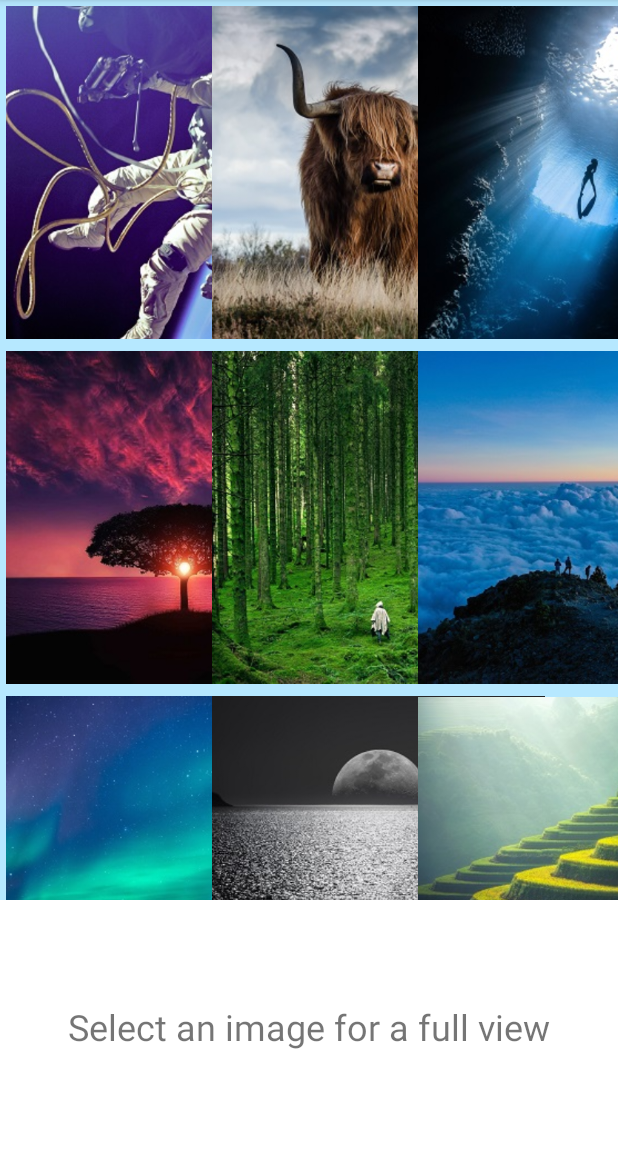
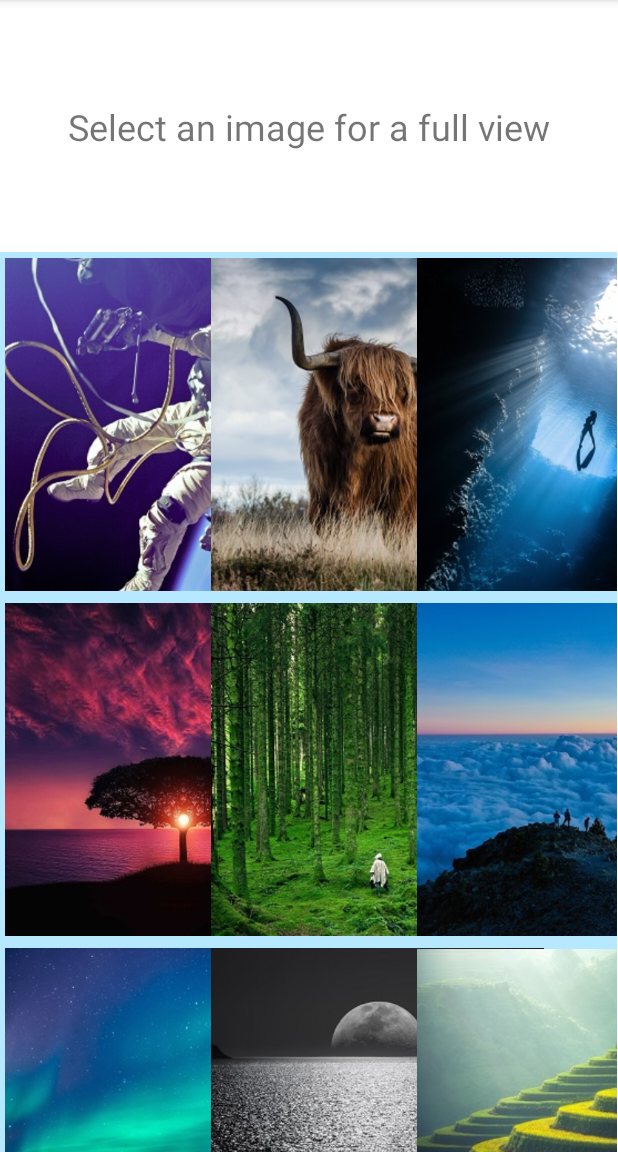
Before and after one commit to stephull/CIS3515-lab4, an Android app: the screen it shows after launch (SelectionActivity), on a phone screen of 412 x 824 dp, the part 84-1236 px from its top. Run offline under Robolectric (Android 15) with nearby library versions, the phone set to English and light mode, and no system bars.

```diff
--- a/app/src/main/res/layout/activity_selection.xml
+++ b/app/src/main/res/layout/activity_selection.xml
@@ -14,19 +14,19 @@
         android:paddingBottom="0sp"
         android:text="@string/app_instruct"
         android:textSize="24sp"
-        app:layout_constraintBottom_toBottomOf="parent"
+        app:layout_constraintBottom_toTopOf="@+id/recyclerView"
         app:layout_constraintEnd_toEndOf="parent"
         app:layout_constraintStart_toStartOf="parent"
-        app:layout_constraintTop_toBottomOf="@+id/recyclerView" />
+        app:layout_constraintTop_toTopOf="parent" />
 
     <androidx.recyclerview.widget.RecyclerView
         android:id="@+id/recyclerView"
         android:layout_width="412dp"
         android:layout_height="600dp"
         android:background="#7C69D0FF"
+        app:layout_constraintBottom_toBottomOf="parent"
         app:layout_constraintEnd_toStartOf="@+id/instructText"
-        app:layout_constraintHorizontal_bias="0.0"
-        app:layout_constraintStart_toStartOf="parent"
-        app:layout_constraintTop_toTopOf="parent" />
+        app:layout_constraintHorizontal_bias="0.005"
+        app:layout_constraintStart_toStartOf="parent" />
 
 </androidx.constraintlayout.widget.ConstraintLayout>
--- a/app/src/main/res/values/strings.xml
+++ b/app/src/main/res/values/strings.xml
@@ -1,5 +1,5 @@
+<?xml version="1.0" encoding="utf-8"?>
 <resources>
-    <string name="app_name">SelectionActivity</string>
     <string name="apk_label">Beautiful Image Viewer App</string>
     <string name="app_title_label">Selection</string>
     <string name="display_title_label">Display</string>
```
Also changed, not shown: 1 other file.
